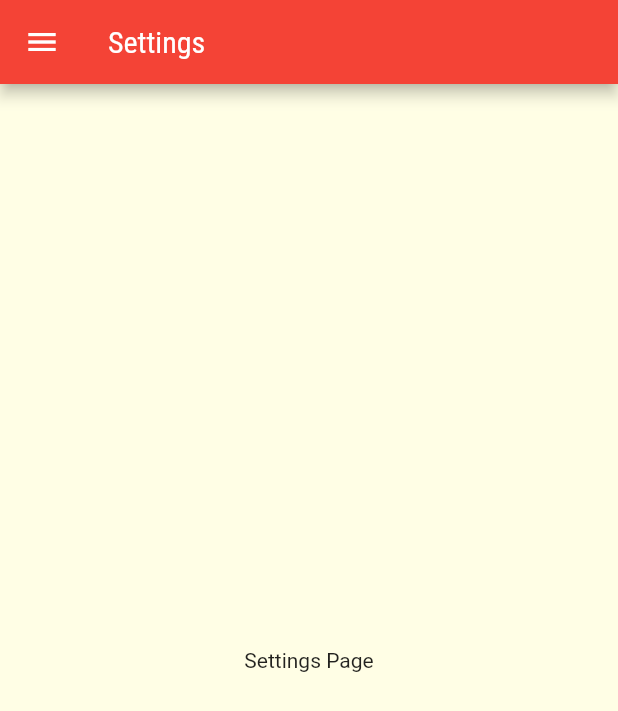
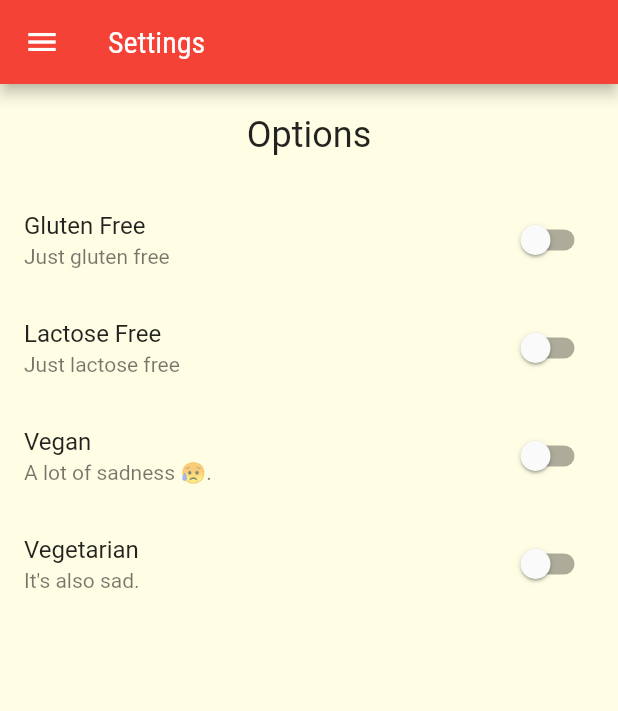
Before and after one commit to rogeriomq/flutter_lets_cook, a Flutter app: the SettingsPage screen opened by its route, on a phone screen of 412 x 824 dp. Shown: the top 711 px of the screen. Run offline on Flutter 3.47's test engine with Material 2 defaults, Android fonts, the phone set to English and light mode, and no system bars.

Commit message:
feat: add settings options

```diff
--- /dev/null
+++ b/lib/models/settings.dart
@@ -0,0 +1,16 @@
+// ignore_for_file: public_member_api_docs, sort_constructors_first
+class Settings {
+  bool isGlutenFree = false;
+  bool isLactoseFree = false;
+  bool isVegan = false;
+  bool isVegetarian = false;
+
+  Settings({
+    required this.isGlutenFree,
+    required this.isLactoseFree,
+    required this.isVegan,
+    required this.isVegetarian,
+  });
+
+  Settings.empty();
+}
--- a/lib/pages/settings_page.dart
+++ b/lib/pages/settings_page.dart
@@ -1,18 +1,84 @@
 import 'package:flutter/material.dart';
 import 'package:lets_cook/components/main_drawer.dart';
+import 'package:lets_cook/models/settings.dart';
 
-class SettingsPage extends StatelessWidget {
+class SettingsPage extends StatefulWidget {
   const SettingsPage({Key? key}) : super(key: key);
 
   @override
+  State<SettingsPage> createState() => _SettingsPageState();
+}
+
+class _SettingsPageState extends State<SettingsPage> {
+  final Settings settings = Settings.empty();
+
+  Widget _createSwitch({
+    required String title,
+    required String subtitle,
+    bool value = false,
+    Function(bool)? onChanged,
+  }) {
+    return SwitchListTile.adaptive(
+      value: value,
+      title: Text(title),
+      subtitle: Text(subtitle),
+      onChanged: onChanged,
+    );
+  }
+
+  @override
   Widget build(BuildContext context) {
+    debugPrint('Settings, build');
     return Scaffold(
-        appBar: AppBar(
-          title: const Text('Settings'),
-        ),
-        drawer: const MainDrawer(),
-        body: const Center(
-          child: Text('Settings Page'),
-        ));
+      appBar: AppBar(
+        title: const Text('Settings'),
+      ),
+      drawer: const MainDrawer(),
+      body: Column(
+        children: [
+          Container(
+            padding: const EdgeInsets.all(20),
+            child: Text(
+              'Options',
+              style: Theme.of(context).textTheme.headline5,
+            ),
+          ),
+          Expanded(
+            child: ListView(
+              children: [
+                _createSwitch(
+                  title: 'Gluten Free',
+                  subtitle: 'Just gluten free',
+                  value: settings.isGlutenFree,
+                  onChanged: (value) =>
+                      setState(() => settings.isGlutenFree = value),
+                ),
+                _createSwitch(
+                  title: 'Lactose Free',
+                  subtitle: 'Just lactose free',
+                  value: settings.isLactoseFree,
+                  onChanged: (value) =>
+                      setState(() => settings.isLactoseFree = value),
+                ),
+                _createSwitch(
+                  title: 'Vegan',
+                  subtitle: 'A lot of sadness 😥.',
+                  value: settings.isVegan,
+                  onChanged: (value) =>
+                      setState(() => settings.isVegan = value),
+                ),
+                _createSwitch(
+                  title: 'Vegetarian',
+                  subtitle: 'It\'s also sad.',
+                  value: settings.isVegetarian,
+                  onChanged: (value) =>
+                      setState(() => settings.isVegetarian = value),
+                ),
+              ],
+            ),
+          )
+        ],
+      ),
+    );
   }
 }
```
